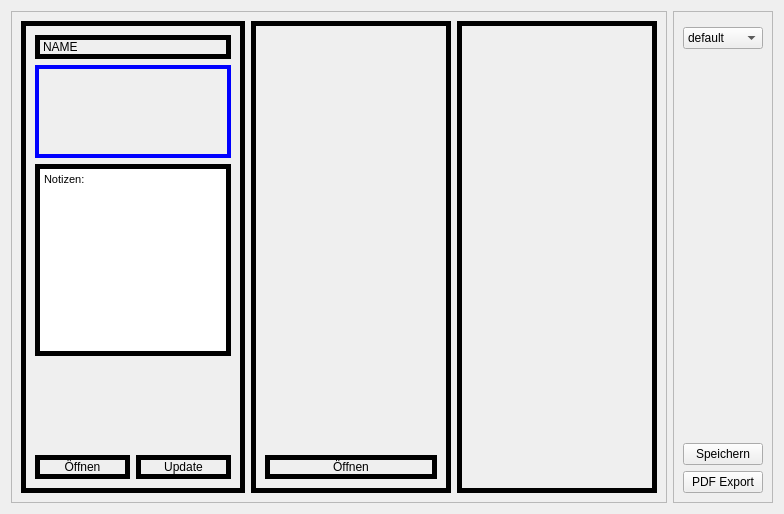
Before: the Qt Designer form UI/MainForm.ui in Ilaris-Tools/SephrastoGruppenBogen, drawn with Qt 5.
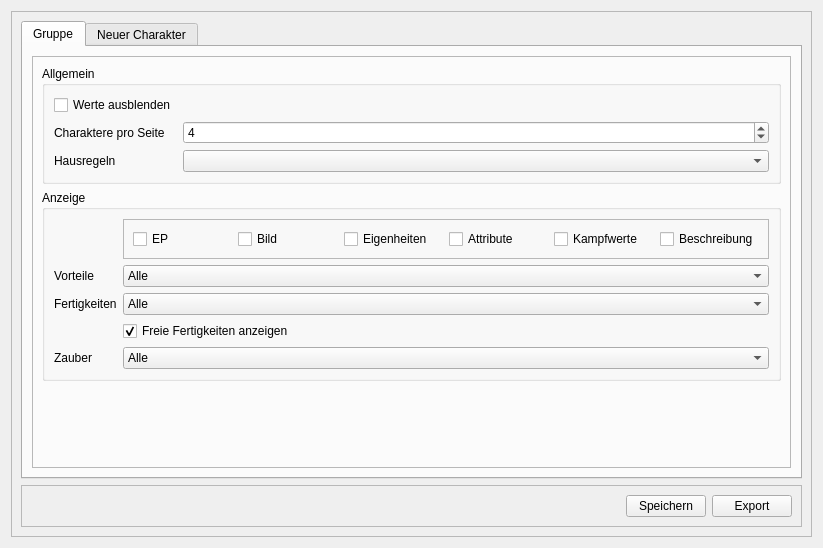
After: the same form once the commit is applied.

Commit message: main window

```diff
--- a/UI/MainForm.ui
+++ b/UI/MainForm.ui
@@ -6,8 +6,8 @@
    <rect>
     <x>0</x>
     <y>0</y>
-    <width>784</width>
-    <height>514</height>
+    <width>823</width>
+    <height>548</height>
    </rect>
   </property>
   <property name="windowTitle">
@@ -22,156 +22,318 @@
      <property name="frameShadow">
       <enum>QFrame::Raised</enum>
      </property>
-     <layout class="QHBoxLayout" name="horizontalLayout_2">
+     <layout class="QVBoxLayout" name="verticalLayout">
       <item>
-       <widget class="QFrame" name="frame_2">
-        <property name="minimumSize">
-         <size>
-          <width>200</width>
-          <height>0</height>
-         </size>
+       <widget class="QTabWidget" name="tabs">
+        <property name="currentIndex">
+         <number>0</number>
         </property>
-        <property name="styleSheet">
-         <string notr="true">border: 5px solid black;</string>
-        </property>
+        <widget class="QWidget" name="tabGruppe">
+         <attribute name="title">
+          <string>Gruppe</string>
+         </attribute>
+         <layout class="QHBoxLayout" name="horizontalLayout_4">
+          <item>
+           <widget class="QFrame" name="frame_4">
         <property name="frameShape">
          <enum>QFrame::StyledPanel</enum>
         </property>
         <property name="frameShadow">
-         <enum>QFrame::Raised</enum>
-        </property>
-        <layout class="QGridLayout" name="gridLayout">
-         <item row="4" column="0">
-          <widget class="QPushButton" name="pushButton">
+             <enum>QFrame::Shadow::Raised</enum>
+            </property>
+            <layout class="QVBoxLayout" name="verticalLayout_3">
+             <item>
+              <widget class="QGroupBox" name="groupBox">
+               <property name="title">
+                <string>Allgemein</string>
+               </property>
+               <layout class="QFormLayout" name="formLayout">
+                <item row="0" column="0">
+                 <widget class="QCheckBox" name="cbWertlos">
+                  <property name="toolTip">
+                   <string>&lt;html&gt;&lt;head/&gt;&lt;body&gt;&lt;p&gt;Bogen ohne Werte exportieren, um sie händisch eintragen zu können.&lt;/p&gt;&lt;/body&gt;&lt;/html&gt;</string>
+                  </property>
            <property name="text">
-            <string>Öffnen</string>
+                   <string>Werte ausblenden</string>
            </property>
           </widget>
          </item>
-         <item row="0" column="0" colspan="2">
+                <item row="1" column="0">
+                 <widget class="QLabel" name="label_2">
+                  <property name="text">
+                   <string>Charaktere pro Seite</string>
+                  </property>
+                 </widget>
+                </item>
+                <item row="1" column="1">
+                 <widget class="QSpinBox" name="sbColumns">
+                  <property name="minimum">
+                   <number>1</number>
+                  </property>
+                  <property name="maximum">
+                   <number>8</number>
+                  </property>
+                  <property name="value">
+                   <number>4</number>
+                  </property>
+                 </widget>
+                </item>
+                <item row="6" column="0">
           <widget class="QLabel" name="label">
            <property name="text">
-            <string>NAME</string>
+                   <string>Hausregeln</string>
            </property>
           </widget>
          </item>
-         <item row="4" column="1">
-          <widget class="QPushButton" name="pushButton_2">
+                <item row="6" column="1">
+                 <widget class="QComboBox" name="cbHausregeln"/>
+                </item>
+               </layout>
+              </widget>
+             </item>
+             <item>
+              <widget class="QGroupBox" name="groupBox_2">
+               <property name="title">
+                <string>Anzeige</string>
+               </property>
+               <layout class="QFormLayout" name="formLayout_2">
+                <item row="1" column="1">
+                 <widget class="QFrame" name="frame_5">
+                  <property name="frameShape">
+                   <enum>QFrame::Shape::StyledPanel</enum>
+                  </property>
+                  <property name="frameShadow">
+                   <enum>QFrame::Shadow::Raised</enum>
+                  </property>
+                  <layout class="QHBoxLayout" name="horizontalLayout_5">
+                   <item>
+                    <widget class="QCheckBox" name="checkBox">
            <property name="text">
-            <string>Update</string>
-           </property>
+                      <string>EP</string>
+                     </property>
+                    </widget>
+                   </item>
+                   <item>
+                    <widget class="QCheckBox" name="cbBild">
+                     <property name="text">
+                      <string>Bild</string>
+                     </property>
+                    </widget>
+                   </item>
+                   <item>
+                    <widget class="QCheckBox" name="cbEigenheiten">
+                     <property name="text">
+                      <string>Eigenheiten</string>
+                     </property>
+                    </widget>
+                   </item>
+                   <item>
+                    <widget class="QCheckBox" name="cbAttribute">
+                     <property name="text">
+                      <string>Attribute</string>
+                     </property>
+                    </widget>
+                   </item>
+                   <item>
+                    <widget class="QCheckBox" name="cbKampfwerte">
+                     <property name="text">
+                      <string>Kampfwerte</string>
+                     </property>
+                    </widget>
+                   </item>
+                   <item>
+                    <widget class="QCheckBox" name="cbBeschreibung">
+                     <property name="text">
+                      <string>Beschreibung</string>
+                     </property>
+                    </widget>
+                   </item>
+                  </layout>
+                 </widget>
+                </item>
+                <item row="2" column="0">
+                 <widget class="QLabel" name="label_3">
+                  <property name="text">
+                   <string>Vorteile</string>
+                  </property>
+                 </widget>
+                </item>
+                <item row="2" column="1">
+                 <widget class="QComboBox" name="ddVorteile">
+                  <item>
+                   <property name="text">
+                    <string>Alle</string>
+                   </property>
+                  </item>
+                  <item>
+                   <property name="text">
+                    <string>Keine</string>
+                   </property>
+                  </item>
+                  <item>
+                   <property name="text">
+                    <string>Benutzerdefiniert</string>
+                   </property>
+                  </item>
           </widget>
          </item>
          <item row="3" column="0">
-          <spacer name="verticalSpacer_2">
-           <property name="orientation">
-            <enum>Qt::Vertical</enum>
-           </property>
-           <property name="sizeHint" stdset="0">
-            <size>
-             <width>20</width>
-             <height>40</height>
-            </size>
-           </property>
-          </spacer>
-         </item>
-         <item row="2" column="0" colspan="2">
-          <widget class="QTextEdit" name="textEdit">
-           <property name="html">
-            <string>&lt;!DOCTYPE HTML PUBLIC &quot;-//W3C//DTD HTML 4.0//EN&quot; &quot;http://www.w3.org/TR/REC-html40/strict.dtd&quot;&gt;
-&lt;html&gt;&lt;head&gt;&lt;meta name=&quot;qrichtext&quot; content=&quot;1&quot; /&gt;&lt;style type=&quot;text/css&quot;&gt;
-p, li { white-space: pre-wrap; }
-&lt;/style&gt;&lt;/head&gt;&lt;body style=&quot; font-family:'MS Shell Dlg 2'; font-size:8.25pt; font-weight:400; font-style:normal;&quot;&gt;
-&lt;p style=&quot; margin-top:0px; margin-bottom:0px; margin-left:0px; margin-right:0px; -qt-block-indent:0; text-indent:0px;&quot;&gt;Notizen:&lt;/p&gt;&lt;/body&gt;&lt;/html&gt;</string>
-           </property>
-          </widget>
-         </item>
-         <item row="1" column="0" colspan="2">
-          <widget class="QScrollArea" name="Infos">
-           <property name="styleSheet">
-            <string notr="true">border: 2px solid blue;</string>
-           </property>
-           <property name="widgetResizable">
+                 <widget class="QLabel" name="label_4">
+                  <property name="text">
+                   <string>Fertigkeiten</string>
+                  </property>
+                 </widget>
+                </item>
+                <item row="3" column="1">
+                 <widget class="QComboBox" name="ddFertigkeiten">
+                  <item>
+                   <property name="text">
+                    <string>Alle</string>
+                   </property>
+                  </item>
+                  <item>
+                   <property name="text">
+                    <string>Keine</string>
+                   </property>
+                  </item>
+                  <item>
+                   <property name="text">
+                    <string>Benutzerdefiniert</string>
+                   </property>
+                  </item>
+                 </widget>
+                </item>
+                <item row="5" column="1">
+                 <widget class="QCheckBox" name="cbFreieFertigkeiten">
+                  <property name="text">
+                   <string>Freie Fertigkeiten anzeigen</string>
+                  </property>
+                  <property name="checked">
             <bool>true</bool>
            </property>
-           <widget class="QWidget" name="scrollAreaWidgetContents">
-            <property name="geometry">
-             <rect>
-              <x>0</x>
-              <y>0</y>
-              <width>195</width>
-              <height>89</height>
-             </rect>
-            </property>
-           </widget>
+                 </widget>
+                </item>
+                <item row="6" column="0">
+                 <widget class="QLabel" name="label_5">
+                  <property name="text">
+                   <string>Zauber</string>
+                  </property>
+                 </widget>
+                </item>
+                <item row="6" column="1">
+                 <widget class="QComboBox" name="ddZauber">
+                  <item>
+                   <property name="text">
+                    <string>Alle</string>
+                   </property>
+                  </item>
+                  <item>
+                   <property name="text">
+                    <string>Keine</string>
+                   </property>
+                  </item>
+                  <item>
+                   <property name="text">
+                    <string>Benutzerdefiniert</string>
+                   </property>
+                  </item>
           </widget>
          </item>
         </layout>
        </widget>
       </item>
       <item>
-       <widget class="QFrame" name="frame_3">
-        <property name="minimumSize">
+              <spacer name="verticalSpacer">
+               <property name="orientation">
+                <enum>Qt::Orientation::Vertical</enum>
+               </property>
+               <property name="sizeHint" stdset="0">
          <size>
-          <width>200</width>
-          <height>0</height>
-         </size>
-        </property>
-        <property name="styleSheet">
-         <string notr="true">border: 5px solid black;</string>
-        </property>
-        <property name="frameShape">
-         <enum>QFrame::StyledPanel</enum>
-        </property>
-        <property name="frameShadow">
-         <enum>QFrame::Raised</enum>
-        </property>
+                 <width>20</width>
+                 <height>40</height>
+                </size>
+               </property>
+              </spacer>
+             </item>
+            </layout>
+           </widget>
+          </item>
+         </layout>
+        </widget>
+        <widget class="QWidget" name="tabNeu">
+         <attribute name="title">
+          <string>Neuer Charakter</string>
+         </attribute>
         <layout class="QVBoxLayout" name="verticalLayout_2">
          <item>
-          <spacer name="verticalSpacer_3">
+           <widget class="QFrame" name="frame_3">
+            <property name="frameShape">
+             <enum>QFrame::Shape::StyledPanel</enum>
+            </property>
+            <property name="frameShadow">
+             <enum>QFrame::Shadow::Raised</enum>
+            </property>
+            <layout class="QHBoxLayout" name="horizontalLayout_3">
+             <item>
+              <spacer name="horizontalSpacer_2">
            <property name="orientation">
-            <enum>Qt::Vertical</enum>
+                <enum>Qt::Orientation::Horizontal</enum>
            </property>
            <property name="sizeHint" stdset="0">
             <size>
-             <width>20</width>
-             <height>416</height>
+                 <width>40</width>
+                 <height>20</height>
             </size>
            </property>
           </spacer>
          </item>
          <item>
-          <widget class="QPushButton" name="pushButton_3">
-           <property name="text">
-            <string>Öffnen</string>
-           </property>
-          </widget>
-         </item>
-        </layout>
-       </widget>
-      </item>
-      <item>
-       <widget class="QFrame" name="frame_4">
+              <widget class="QPushButton" name="btnLoadChar">
         <property name="minimumSize">
          <size>
-          <width>200</width>
+                 <width>0</width>
           <height>0</height>
          </size>
         </property>
-        <property name="styleSheet">
-         <string notr="true">border: 5px solid black;</string>
-        </property>
+               <property name="font">
+                <font>
+                 <pointsize>9</pointsize>
+                </font>
+               </property>
+               <property name="text">
+                <string>Charakter laden</string>
+               </property>
+              </widget>
+             </item>
+             <item>
+              <spacer name="horizontalSpacer_3">
+               <property name="orientation">
+                <enum>Qt::Orientation::Horizontal</enum>
+               </property>
+               <property name="sizeHint" stdset="0">
+                <size>
+                 <width>40</width>
+                 <height>20</height>
+                </size>
+               </property>
+              </spacer>
+             </item>
+            </layout>
+           </widget>
+          </item>
+         </layout>
+        </widget>
+       </widget>
+      </item>
+      <item>
+       <widget class="QFrame" name="frame_2">
         <property name="frameShape">
          <enum>QFrame::StyledPanel</enum>
         </property>
         <property name="frameShadow">
          <enum>QFrame::Raised</enum>
         </property>
-       </widget>
-      </item>
-     </layout>
-    </widget>
-   </item>
+        <layout class="QHBoxLayout" name="horizontalLayout_2">
    <item>
     <spacer name="horizontalSpacer">
      <property name="orientation">
@@ -186,70 +348,20 @@
     </spacer>
    </item>
    <item>
-    <widget class="QFrame" name="sidebar">
-     <property name="sizePolicy">
-      <sizepolicy hsizetype="Preferred" vsizetype="Preferred">
-       <horstretch>0</horstretch>
-       <verstretch>0</verstretch>
-      </sizepolicy>
-     </property>
-     <property name="maximumSize">
-      <size>
-       <width>400</width>
-       <height>16777215</height>
-      </size>
-     </property>
-     <property name="frameShape">
-      <enum>QFrame::StyledPanel</enum>
-     </property>
-     <property name="frameShadow">
-      <enum>QFrame::Raised</enum>
-     </property>
-     <layout class="QVBoxLayout" name="verticalLayout">
-      <item>
-       <widget class="QFrame" name="settings">
-        <property name="frameShape">
-         <enum>QFrame::StyledPanel</enum>
-        </property>
-        <property name="frameShadow">
-         <enum>QFrame::Raised</enum>
-        </property>
-       </widget>
-      </item>
-      <item>
-       <widget class="QComboBox" name="cb_theme">
-        <item>
-         <property name="text">
-          <string>default</string>
-         </property>
-        </item>
-       </widget>
-      </item>
-      <item>
-       <spacer name="verticalSpacer">
-        <property name="orientation">
-         <enum>Qt::Vertical</enum>
-        </property>
-        <property name="sizeHint" stdset="0">
-         <size>
-          <width>20</width>
-          <height>40</height>
-         </size>
-        </property>
-       </spacer>
-      </item>
-      <item>
-       <widget class="QPushButton" name="btn_save">
+          <widget class="QPushButton" name="btnSave">
         <property name="text">
          <string>Speichern</string>
         </property>
        </widget>
       </item>
       <item>
-       <widget class="QPushButton" name="btn_export">
+          <widget class="QPushButton" name="btnExport">
         <property name="text">
-         <string>PDF Export</string>
-        </property>
+            <string>Export</string>
+           </property>
+          </widget>
+         </item>
+        </layout>
        </widget>
       </item>
      </layout>
```
Left out of the diff: 12 changed lines with no effect on the pictures. Lines whose indentation alone changed are shown as unchanged. The commit also changes 2 other files.
